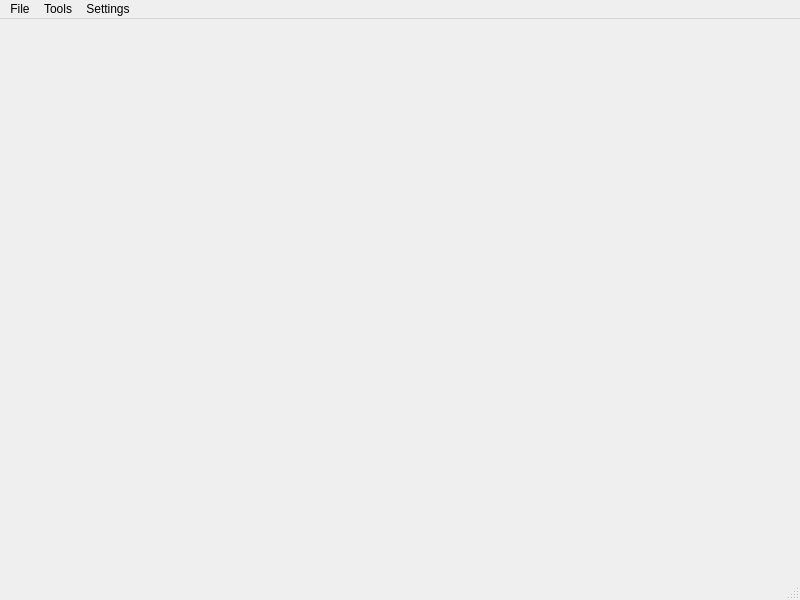
Above: mainwindow.ui from arrrp21/GeoViewer before the change. Below: the same form after it.
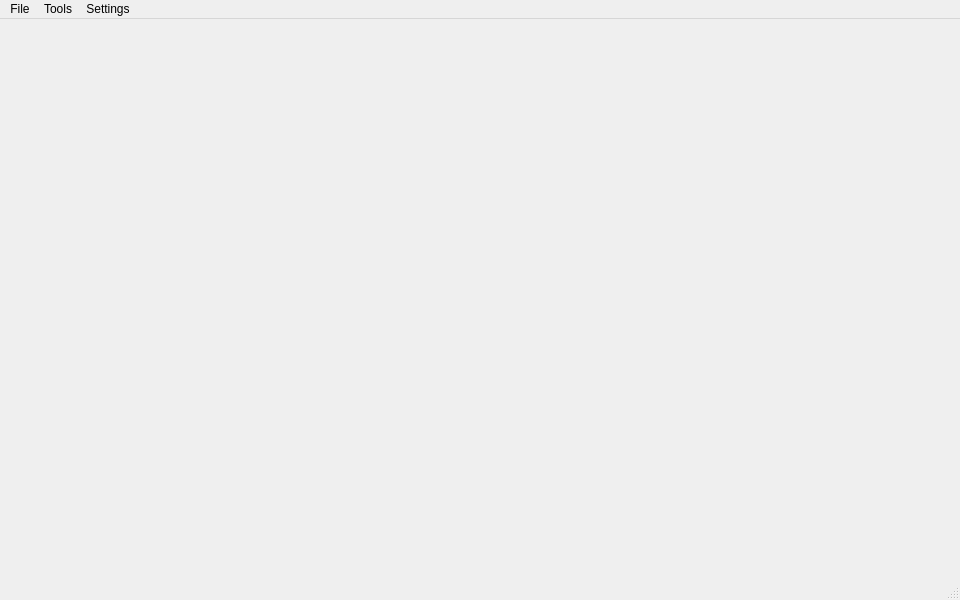
That is the form after the change.

```diff
--- a/mainwindow.ui
+++ b/mainwindow.ui
@@ -6,7 +6,7 @@
    <rect>
     <x>0</x>
     <y>0</y>
-    <width>800</width>
+    <width>960</width>
     <height>600</height>
    </rect>
   </property>
@@ -19,7 +19,7 @@
     <rect>
      <x>0</x>
      <y>0</y>
-     <width>800</width>
+     <width>960</width>
      <height>26</height>
     </rect>
    </property>
```
Left out of the diff: 7 changed lines with no effect on the pictures.
